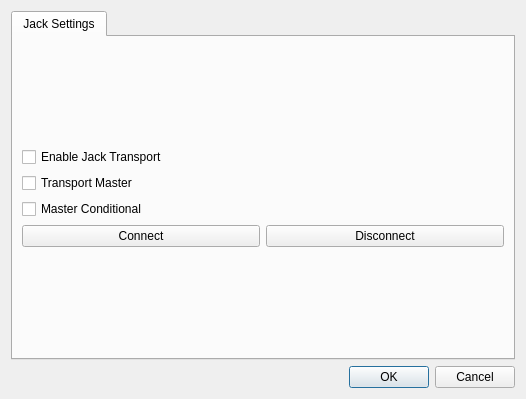
First picture: the form in src/PreferencesDialog.ui, repository oli-kester/kepler34, before the edit.
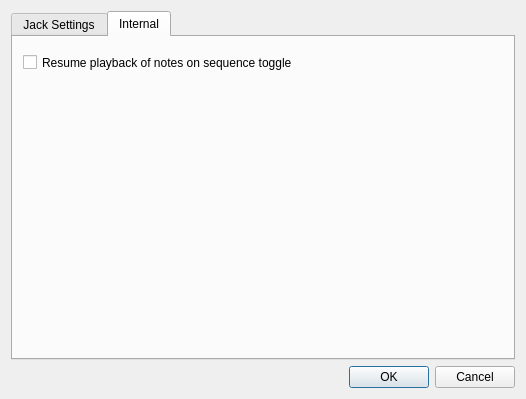
Second picture: the form after the edit.

Commit message: note resume can now be set in preferences

What changed in the file:
```diff
--- a/src/PreferencesDialog.ui
+++ b/src/PreferencesDialog.ui
@@ -17,7 +17,7 @@
    <item>
     <widget class="QTabWidget" name="tabWidget">
      <property name="currentIndex">
-      <number>0</number>
+      <number>1</number>
      </property>
      <widget class="QWidget" name="tabJackSync">
       <attribute name="title">
@@ -65,6 +65,24 @@
        </item>
       </layout>
      </widget>
+     <widget class="QWidget" name="tab">
+      <attribute name="title">
+       <string>Internal</string>
+      </attribute>
+      <widget class="QCheckBox" name="chkNoteResume">
+       <property name="geometry">
+        <rect>
+         <x>10</x>
+         <y>10</y>
+         <width>301</width>
+         <height>31</height>
+        </rect>
+       </property>
+       <property name="text">
+        <string>Resume playback of notes on sequence toggle</string>
+       </property>
+      </widget>
+     </widget>
     </widget>
    </item>
    <item>
```
The commit also changes 6 other files.
